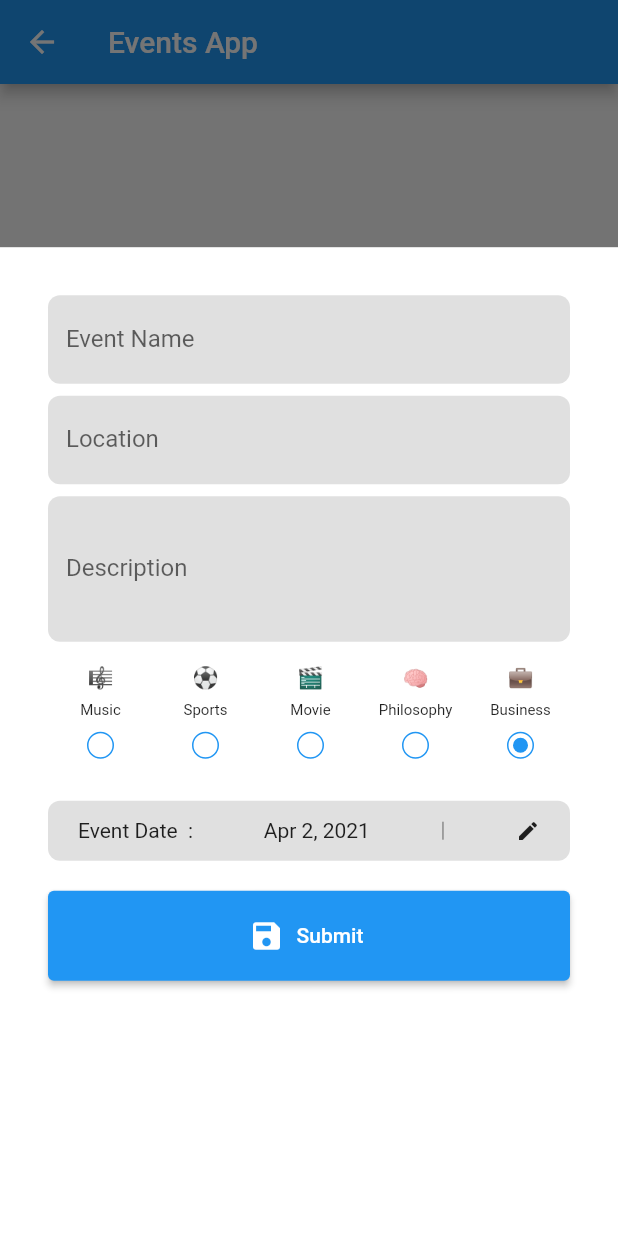
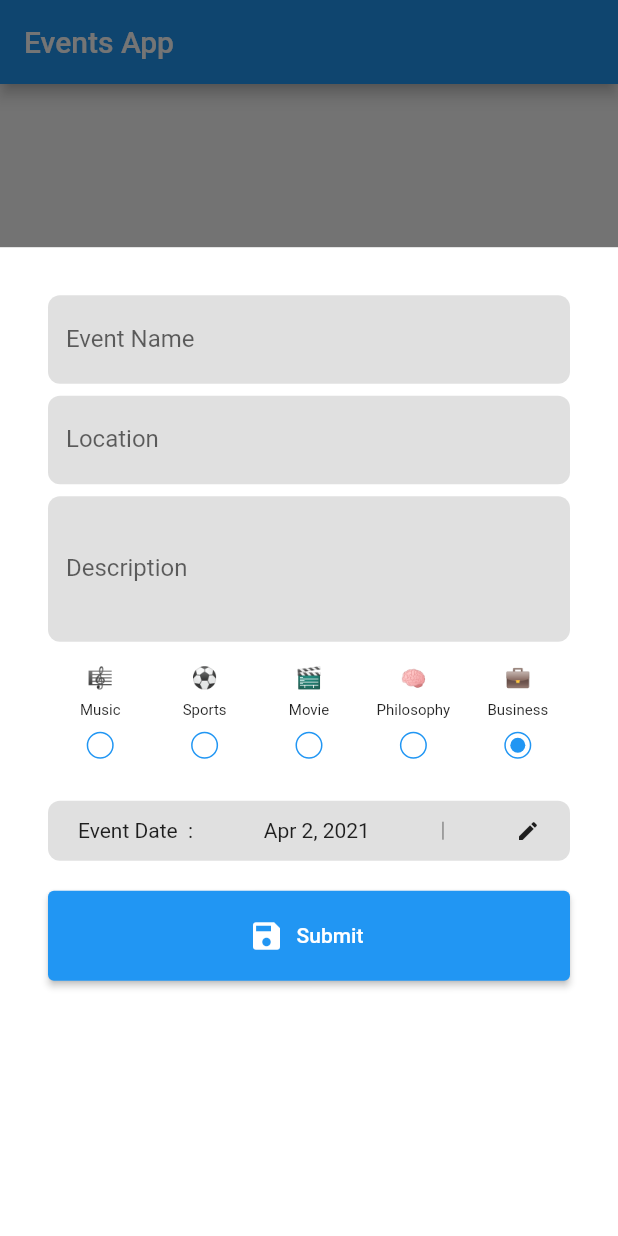
Before and after one commit to properzone/fluttereventsapp, a Flutter app: the RootPage screen opened directly, after a tap on the "add" icon, on a phone screen of 412 x 824 dp. Run offline on Flutter 3.47's test engine with Material 2 defaults, Android fonts, the phone set to English and light mode, and no system bars; our stand-ins replace cloud_firestore, firebase_auth, firebase_core, get; accounts and stored records are empty; network calls fail.

Commit message:
All features done

```diff
--- a/lib/controllers/app_controller.dart
+++ b/lib/controllers/app_controller.dart
@@ -22,8 +22,8 @@ class AppController extends GetxController {
 
   void editEvent({Event? event}) {
     String uniqueKey = UniqueKey().toString();
-    EventController eventController =
-        Get.put(EventController(), permanent: false, tag: uniqueKey);
+    EventController eventController = Get.put(EventController(event: event),
+        permanent: false, tag: uniqueKey);
     Get.bottomSheet(
             EditEvent(
               eventController: eventController,
@@ -31,4 +31,9 @@ class AppController extends GetxController {
             isScrollControlled: true)
         .then((value) => Get.delete<EventController>(tag: uniqueKey));
   }
+
+  void deleteEvent({required Event event}) async {
+    await DatabaseServices.deleteEvent(event: event);
+    Get.snackbar("Deleted", "The event was deleted successfully");
+  }
 }
--- a/lib/controllers/auth_controller.dart
+++ b/lib/controllers/auth_controller.dart
@@ -1,4 +1,3 @@
-import 'package:cloud_firestore/cloud_firestore.dart';
 import 'package:firebase_auth/firebase_auth.dart';
 import 'package:fluttereventsapp/pages/root_page.dart';
 import 'package:fluttereventsapp/services/auth_services.dart';
@@ -25,12 +24,13 @@ class AuthController extends GetxController {
     if (user == null) {
       userCredential = await AuthServices.anonymousLogin();
       Get.snackbar("Success!", "New User Logged In!");
+      user = AuthServices.getUser();
       await Future.delayed(Duration(seconds: 1));
     } else {
       Get.snackbar("Success!", "User Logged in");
       await Future.delayed(Duration(seconds: 1));
     }
-    Get.to(() => RootPage());
+    Get.off(() => RootPage());
     authState = AuthState.loggedin;
     super.onInit();
   }
--- a/lib/models/event.dart
+++ b/lib/models/event.dart
@@ -44,6 +44,7 @@ extension EventTypeExtension on EventType {
 }
 
 class Event {
+  final String? docId;
   final String owner;
   final String title;
   final String description;
@@ -53,7 +54,8 @@ class Event {
   final EventType eventType;
 
   Event(
-      {required this.owner,
+      {this.docId,
+      required this.owner,
       required this.description,
       required this.eventDateTime,
       required this.eventType,
@@ -71,10 +73,9 @@ class Event {
     return eventType;
   }
 
-  factory Event.fromMap(Map<String, dynamic> map) {
-    print(map);
-
+  factory Event.fromMap(Map<String, dynamic> map, String? docId) {
     return Event(
+      docId: docId,
       owner: map["owner"],
       description: map["description"],
       eventDateTime: DateTime.fromMillisecondsSinceEpoch(
--- a/lib/pages/root_page.dart
+++ b/lib/pages/root_page.dart
@@ -12,8 +12,11 @@ class RootPage extends StatelessWidget {
   @override
   Widget build(BuildContext context) {
     return GetX<AppController>(
-      builder: (app) => Scaffold(
+      builder: (app) => WillPopScope(
+        onWillPop: () async => false,
+        child: Scaffold(
             appBar: AppBar(
+              automaticallyImplyLeading: false,
               title: Text('Events App'),
             ),
             bottomNavigationBar: BottomNavigationBar(
@@ -43,6 +46,7 @@ class RootPage extends StatelessWidget {
               child: Icon(Icons.add),
             ),
             body: app.currentPage == 0 ? EventsList() : MyEvents()),
+      ),
     );
   }
 }
--- /dev/null
+++ b/lib/widgets/date_widget.dart
@@ -0,0 +1,63 @@
+import 'package:flutter/cupertino.dart';
+import 'package:flutter/material.dart';
+import 'package:fluttereventsapp/controllers/event_controller.dart';
+import 'package:get/get.dart';
+import 'package:intl/intl.dart';
+
+class DateWidget extends StatelessWidget {
+  const DateWidget({
+    Key? key,
+    required this.eventController,
+  }) : super(key: key);
+
+  final EventController eventController;
+
+  @override
+  Widget build(BuildContext context) {
+    return GestureDetector(
+      onTap: () {
+        Get.bottomSheet(
+          Container(
+            decoration: BoxDecoration(
+                color: Theme.of(context).cardColor,
+                borderRadius: BorderRadius.circular(8.0)),
+            height: 300,
+            padding: EdgeInsets.all(16.0),
+            child: CupertinoDatePicker(
+              mode: CupertinoDatePickerMode.date,
+              minimumYear: 2021,
+              initialDateTime: eventController.date,
+              onDateTimeChanged: (input) {
+                eventController.selectDate(input);
+              },
+            ),
+          ),
+        );
+      },
+      child: Container(
+          decoration: BoxDecoration(
+              color: Colors.grey[300],
+              borderRadius: BorderRadius.circular(8.0)),
+          padding: EdgeInsets.symmetric(vertical: 12.0, horizontal: 20.0),
+          margin: EdgeInsets.symmetric(vertical: 20.0, horizontal: 0),
+          child: Row(
+            mainAxisSize: MainAxisSize.max,
+            mainAxisAlignment: MainAxisAlignment.spaceBetween,
+            children: [
+              Text("Event Date  :  "),
+              Obx(
+                () => Text(
+                    DateFormat.yMMMd().format(eventController.date).toString()),
+              ),
+              Container(
+                height: 12.0,
+                width: 1.0,
+                color: Theme.of(context).disabledColor,
+                margin: EdgeInsets.symmetric(horizontal: 8.0),
+              ),
+              Icon(Icons.edit, size: 16)
+            ],
+          )),
+    );
+  }
+}
--- a/lib/widgets/edit_event.dart
+++ b/lib/widgets/edit_event.dart
@@ -1,10 +1,11 @@
 import 'package:flutter/cupertino.dart';
 import 'package:flutter/material.dart';
 import 'package:fluttereventsapp/controllers/event_controller.dart';
-import 'package:fluttereventsapp/models/event.dart';
+import 'package:fluttereventsapp/widgets/type_widget.dart';
 import 'package:get/get.dart';
-import 'package:intl/date_symbol_data_local.dart';
-import 'package:intl/intl.dart';
+
+import 'date_widget.dart';
+import 'event_controller.dart';
 
 class EditEvent extends StatefulWidget {
   EventController eventController;
@@ -18,35 +19,47 @@ class _EditEventState extends State<EditEvent> {
   late FocusNode _node1;
   late FocusNode _node2;
   late FocusNode _node3;
-  late FocusNode _node4;
-  late FocusNode _node5;
 
   @override
   void initState() {
     _node1 = FocusNode();
     _node2 = FocusNode();
     _node3 = FocusNode();
-    _node4 = FocusNode();
-    _node5 = FocusNode();
 
     super.initState();
+  }
+
+  @override
+  void dispose() {
+    _node1.dispose();
+    _node2.dispose();
+    _node3.dispose();
+    super.dispose();
   }
 
   @override
   Widget build(BuildContext context) {
     double _height = context.mediaQuerySize.height;
     double _width = context.mediaQuerySize.width;
-    return Container(
+    return GestureDetector(
+      onTap: () {
+        FocusScope.of(context).unfocus();
+      },
+      child: Container(
         color: Colors.white,
         width: _width,
         height: _height * 0.8,
         padding: EdgeInsets.all(32.0),
         child: Form(
           key: formKey,
+          child: SingleChildScrollView(
             child: Column(
               children: [
                 TextFormField(
+                  focusNode: _node1,
+                  controller: widget.eventController.titleController,
                   maxLines: 1,
+                  textInputAction: TextInputAction.next,
                   onChanged: (input) {
                     widget.eventController.setTitle(input);
                   },
@@ -61,9 +74,15 @@ class _EditEventState extends State<EditEvent> {
                       return "This Field is required";
                     }
                   },
+                  onEditingComplete: () {
+                    _node2.requestFocus();
+                  },
                 ),
                 SizedBox(height: 8.0),
                 TextFormField(
+                  focusNode: _node2,
+                  textInputAction: TextInputAction.next,
+                  controller: widget.eventController.locController,
                   maxLines: 1,
                   onChanged: (input) {
                     widget.eventController.setLocation(input);
@@ -79,119 +98,36 @@ class _EditEventState extends State<EditEvent> {
                       return "This Field is required";
                     }
                   },
+                  onEditingComplete: () {
+                    _node3.requestFocus();
+                  },
                 ),
                 SizedBox(height: 8.0),
                 TextFormField(
+                  focusNode: _node3,
+                  controller: widget.eventController.descController,
                   maxLines: 3,
                   onChanged: (input) {
                     widget.eventController.setDescription(input);
                   },
                   decoration: _buildInputDecoration("Description"),
                   validator: (input) {
-                if (input != null) {
-                  if (input.isNotEmpty) {
-                  } else {
-                    return "This Field is required";
-                  }
-                } else {
-                  return "This Field is required";
-                }
+                    return _validator(input);
+                  },
+                  onEditingComplete: () {
+                    FocusScope.of(context).unfocus();
                   },
                 ),
                 SizedBox(height: 16.0),
-            Row(
-              mainAxisAlignment: MainAxisAlignment.spaceEvenly,
-              mainAxisSize: MainAxisSize.max,
-              children: [
-                ...EventType.values.map((e) {
-                  return Obx(
-                    () => Container(
-                      width: 70,
-                      child: Column(
-                        children: [
-                          Text(e.emoji),
-                          SizedBox(height: 8.0),
-                          Text(
-                            e.title.capitalizeFirst!,
-                            style: TextStyle(fontSize: 10),
-                          ),
-                          CustomRadioButton(
-                              active: widget.eventController.type == e,
-                              onTap: () {
-                                widget.eventController.selectType(e);
-                              })
+                TypeWidget(eventController: widget.eventController),
+                DateWidget(eventController: widget.eventController),
+                SubmitButton(
+                  formKey: formKey,
+                  eventController: widget.eventController,
+                )
               ],
             ),
           ),
-                  );
-                }).toList()
-              ],
-            ),
-            GestureDetector(
-              onTap: () {
-                Get.bottomSheet(
-                  Container(
-                    decoration: BoxDecoration(
-                        color: Theme.of(context).cardColor,
-                        borderRadius: BorderRadius.circular(8.0)),
-                    height: 300,
-                    padding: EdgeInsets.all(16.0),
-                    child: CupertinoDatePicker(
-                      mode: CupertinoDatePickerMode.date,
-                      minimumYear: 2021,
-                      initialDateTime: widget.eventController.date,
-                      onDateTimeChanged: (input) {
-                        widget.eventController.selectDate(input);
-                      },
-                    ),
-                  ),
-                );
-              },
-              child: Container(
-                  decoration: BoxDecoration(
-                      color: Colors.grey[300],
-                      borderRadius: BorderRadius.circular(8.0)),
-                  padding:
-                      EdgeInsets.symmetric(vertical: 12.0, horizontal: 20.0),
-                  margin: EdgeInsets.symmetric(vertical: 20.0, horizontal: 0),
-                  child: Row(
-                    mainAxisSize: MainAxisSize.max,
-                    mainAxisAlignment: MainAxisAlignment.spaceBetween,
-                    children: [
-                      Text("Event Date  :  "),
-                      Obx(
-                        () => Text(DateFormat.yMMMd()
-                            .format(widget.eventController.date)
-                            .toString()),
-                      ),
-                      Container(
-                        height: 12.0,
-                        width: 1.0,
-                        color: Theme.of(context).disabledColor,
-                        margin: EdgeInsets.symmetric(horizontal: 8.0),
-                      ),
-                      Icon(Icons.edit, size: 16)
-                    ],
-                  )),
-            ),
-            Row(
-              children: [
-                Expanded(
-                  child: Container(
-                    height: 60,
-                    child: ElevatedButton.icon(
-                        onPressed: () async {
-                          if (formKey.currentState!.validate()) {
-                            await widget.eventController.submit();
-                          }
-                        },
-                        icon: Icon(Icons.save),
-                        label: Text("Submit")),
-                  ),
-                ),
-              ],
-            )
-          ],
         ),
       ),
     );
@@ -208,47 +144,15 @@ class _EditEventState extends State<EditEvent> {
       ),
     );
   }
+
+  String? _validator(String? input) {
+    if (input != null) {
+      if (input.isNotEmpty) {
+      } else {
+        return "This Field is required";
       }
-
-class CustomRadioButton extends StatelessWidget {
-  const CustomRadioButton({
-    Key? key,
-    required this.active,
-    required this.onTap,
-  }) : super(key: key);
-  final bool active;
-  final Function onTap;
-  @override
-  Widget build(BuildContext context) {
-    return GestureDetector(
-      behavior: HitTestBehavior.translucent,
-      onTap: () => onTap(),
-      child: Container(
-        height: 18.0,
-        width: 18.0,
-        margin: EdgeInsets.symmetric(
-          horizontal: 8.0,
-          vertical: 8.0,
-        ),
-        padding: EdgeInsets.all(3.0),
-        decoration: BoxDecoration(
-          shape: BoxShape.circle,
-          border: Border.all(
-            color: Theme.of(context).primaryColor,
-            width: 1.0,
-          ),
-        ),
-        child: AnimatedContainer(
-          duration: Duration(milliseconds: 300),
-          height: 18.0,
-          width: 18.0,
-          decoration: BoxDecoration(
-              shape: BoxShape.circle,
-              color: active
-                  ? Theme.of(context).primaryColor
-                  : Theme.of(context).primaryColor.withOpacity(0)),
-        ),
-      ),
-    );
+    } else {
+      return "This Field is required";
     }
   }
+}
--- /dev/null
+++ b/lib/widgets/event_controller.dart
@@ -0,0 +1,34 @@
+import 'package:flutter/material.dart';
+import 'package:fluttereventsapp/controllers/event_controller.dart';
+
+class SubmitButton extends StatelessWidget {
+  const SubmitButton({
+    Key? key,
+    required this.formKey,
+    required this.eventController,
+  }) : super(key: key);
+
+  final GlobalKey<FormState> formKey;
+  final EventController eventController;
+
+  @override
+  Widget build(BuildContext context) {
+    return Row(
+      children: [
+        Expanded(
+          child: Container(
+            height: 60,
+            child: ElevatedButton.icon(
+                onPressed: () async {
+                  if (formKey.currentState!.validate()) {
+                    await eventController.submit();
+                  }
+                },
+                icon: Icon(Icons.save),
+                label: Text("Submit")),
+          ),
+        ),
+      ],
+    );
+  }
+}
--- /dev/null
+++ b/lib/widgets/radio_button.dart
@@ -0,0 +1,44 @@
+import 'package:flutter/material.dart';
+
+class CustomRadioButton extends StatelessWidget {
+  const CustomRadioButton({
+    Key? key,
+    required this.active,
+    required this.onTap,
+  }) : super(key: key);
+  final bool active;
+  final Function onTap;
+  @override
+  Widget build(BuildContext context) {
+    return GestureDetector(
+      behavior: HitTestBehavior.translucent,
+      onTap: () => onTap(),
+      child: Container(
+        height: 18.0,
+        width: 18.0,
+        margin: EdgeInsets.symmetric(
+          horizontal: 8.0,
+          vertical: 8.0,
+        ),
+        padding: EdgeInsets.all(3.0),
+        decoration: BoxDecoration(
+          shape: BoxShape.circle,
+          border: Border.all(
+            color: Theme.of(context).primaryColor,
+            width: 1.0,
+          ),
+        ),
+        child: AnimatedContainer(
+          duration: Duration(milliseconds: 300),
+          height: 18.0,
+          width: 18.0,
+          decoration: BoxDecoration(
+              shape: BoxShape.circle,
+              color: active
+                  ? Theme.of(context).primaryColor
+                  : Theme.of(context).primaryColor.withOpacity(0)),
+        ),
+      ),
+    );
+  }
+}
--- /dev/null
+++ b/lib/widgets/type_widget.dart
@@ -0,0 +1,47 @@
+import 'package:flutter/material.dart';
+import 'package:fluttereventsapp/controllers/event_controller.dart';
+import 'package:fluttereventsapp/widgets/radio_button.dart';
+import 'package:get/get.dart';
+import '../models/event.dart';
+
+class TypeWidget extends StatelessWidget {
+  const TypeWidget({
+    Key? key,
+    required this.eventController,
+  }) : super(key: key);
+
+  final EventController eventController;
+
+  @override
+  Widget build(BuildContext context) {
+    return Row(
+      mainAxisAlignment: MainAxisAlignment.spaceEvenly,
+      mainAxisSize: MainAxisSize.max,
+      children: [
+        ...EventType.values.map((e) {
+          return Obx(
+            () => Container(
+              child: Expanded(
+                child: Column(
+                  children: [
+                    Text(e.emoji),
+                    SizedBox(height: 8.0),
+                    Text(
+                      e.title.capitalizeFirst!,
+                      style: TextStyle(fontSize: 10),
+                    ),
+                    CustomRadioButton(
+                        active: eventController.type == e,
+                        onTap: () {
+                          eventController.selectType(e);
+                        })
+                  ],
+                ),
+              ),
+            ),
+          );
+        }).toList()
+      ],
+    );
+  }
+}
```
Also changed, not shown: lib/controllers/event_controller.dart (+17 -0 lines), lib/services/database_services.dart (+8 -1 lines), lib/widgets/event_card.dart (+82 -6 lines), lib/widgets/event_sheet.dart (added, +60 -0 lines). Lines whose indentation alone changed are shown as unchanged.
